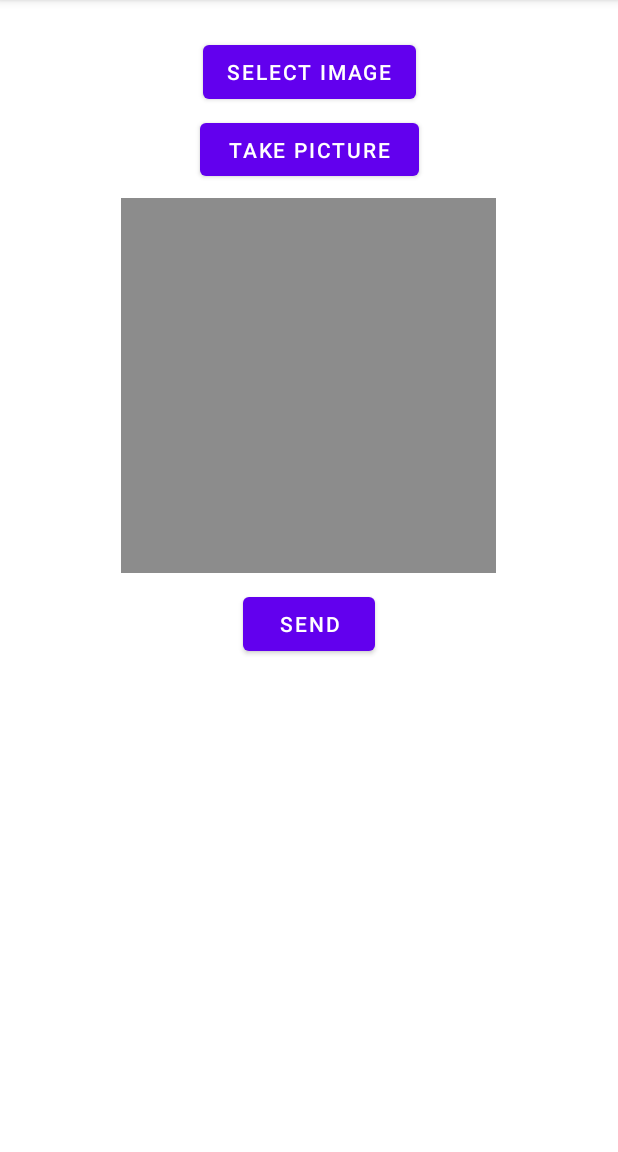
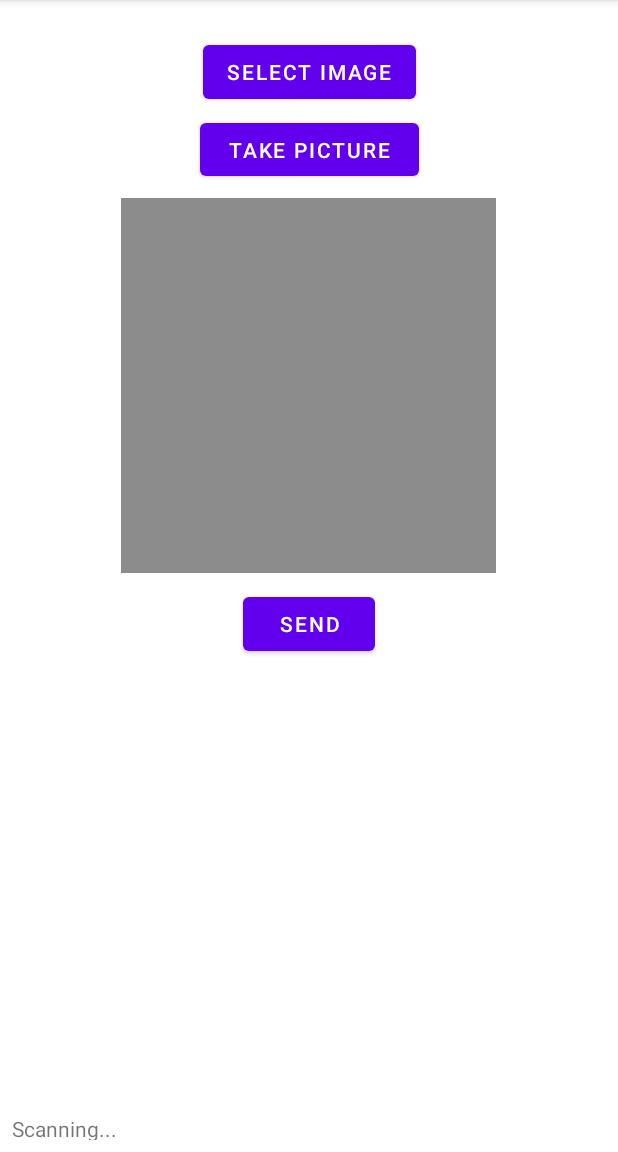
Before and after one commit to aalku/PixelMatrixFun-Android, an Android app: the screen it shows after launch (MainActivity), after a tap on "SEND", on a phone screen of 412 x 824 dp, the part 84-1236 px from its top. Run offline under Robolectric (Android 15) with nearby library versions, the phone set to English and light mode, and no system bars.

Commit message:
Status bar and background connection.

```diff
--- a/PixelMatrixFun/app/src/main/java/org/aalku/pixelmatrixfun/MainActivity.java
+++ b/PixelMatrixFun/app/src/main/java/org/aalku/pixelmatrixfun/MainActivity.java
@@ -1,9 +1,4 @@
 package org.aalku.pixelmatrixfun;
-
-import androidx.annotation.RequiresApi;
-import androidx.appcompat.app.AppCompatActivity;
-import androidx.core.app.ActivityCompat;
-import androidx.core.content.ContextCompat;
 
 import android.Manifest;
 import android.bluetooth.BluetoothAdapter;
@@ -29,15 +24,23 @@ import android.provider.MediaStore;
 import android.util.Log;
 import android.view.View;
 import android.widget.ImageView;
+import android.widget.TextView;
 import android.widget.Toast;
 
-import org.aalku.pixelmatrixfun.R;
+import androidx.annotation.RequiresApi;
+import androidx.appcompat.app.AppCompatActivity;
+import androidx.core.app.ActivityCompat;
+import androidx.core.content.ContextCompat;
 
 import java.io.ByteArrayInputStream;
 import java.io.IOException;
 import java.util.Collections;
 import java.util.List;
 import java.util.UUID;
+import java.util.concurrent.Executors;
+import java.util.concurrent.ScheduledExecutorService;
+import java.util.concurrent.TimeUnit;
+import java.util.concurrent.atomic.AtomicBoolean;
 import java.util.concurrent.atomic.AtomicReference;
 
 public class MainActivity extends AppCompatActivity {
@@ -46,14 +49,30 @@ public class MainActivity extends AppCompatActivity {
 
     AtomicReference<Bitmap> readyToSendBitmap = new AtomicReference<>(null);
 
-    UUID serviceUUID = UUID.fromString("6ff4913c-ea8a-4e5b-afdc-9f0f0e488ab1");
-    UUID writeCharacteristicUUID = UUID.fromString("6ff4913c-ea8a-4e5b-afdc-9f0f0e488ab2");
-    String referenceDeviceName = "PixelMatrixFun";
+    private static final UUID serviceUUID = UUID.fromString("6ff4913c-ea8a-4e5b-afdc-9f0f0e488ab1");
+    private static final UUID writeCharacteristicUUID = UUID.fromString("6ff4913c-ea8a-4e5b-afdc-9f0f0e488ab2");
+    private static final String REFERENCE_DEVICE_NAME = "PixelMatrixFun";
+    private TextView statusText;
 
+    private final ScheduledExecutorService executor = Executors.newSingleThreadScheduledExecutor();
+
+    private final AtomicBoolean bleConnecting = new AtomicBoolean(false);
+    private final AtomicBoolean bleConnected = new AtomicBoolean(false);
+    private final AtomicReference<BluetoothGatt> gattRef = new AtomicReference(null);
+    private final AtomicReference<BluetoothGattService> serviceRef = new AtomicReference(null);
+
+    private final AtomicReference<ByteArrayInputStream> currentlySending = new AtomicReference<>(null);
+
+
+    @RequiresApi(api = Build.VERSION_CODES.LOLLIPOP)
     @Override
     protected void onCreate(Bundle savedInstanceState) {
         super.onCreate(savedInstanceState);
         setContentView(R.layout.activity_main);
+        statusText = this.findViewById(R.id.statusText);
+        executor.scheduleWithFixedDelay(()->{
+            bleConnect();
+        }, 0, 10, TimeUnit.SECONDS);
 
         int permissionCheck = ContextCompat.checkSelfPermission(this, Manifest.permission.ACCESS_FINE_LOCATION);
         if (permissionCheck != PackageManager.PERMISSION_GRANTED){
@@ -117,64 +136,116 @@ public class MainActivity extends AppCompatActivity {
         return Bitmap.createBitmap(bitmap, xo, yo, size, size);
     }
 
+    @RequiresApi(api = Build.VERSION_CODES.JELLY_BEAN_MR2)
+    public void send(View view) {
+        BluetoothGattService s = serviceRef.get();
+        BluetoothGatt gatt = gattRef.get();
+        if (checkConnected(s, gatt)) {
+            BluetoothGattCharacteristic c = s.getCharacteristic(writeCharacteristicUUID);
+            Bitmap bitmap = readyToSendBitmap.get();
+            Log.i("BLE", "Sending image...");
+            if (bitmap != null) {
+                sendBitmap(gatt, c, bitmap);
+            } else {
+                bitmap = Bitmap.createBitmap(16, 16, Bitmap.Config.ARGB_8888);
+                // Black?
+                sendBitmap(gatt, c, bitmap);
+            }
+        }
+    }
+
+    @RequiresApi(api = Build.VERSION_CODES.JELLY_BEAN_MR2)
+    private boolean checkConnected(BluetoothGattService s, BluetoothGatt gatt) {
+        return bleConnected.get() && s != null && gatt != null;
+    }
+
+    @RequiresApi(api = Build.VERSION_CODES.JELLY_BEAN_MR2)
+    private void sendBitmap(BluetoothGatt gatt, BluetoothGattCharacteristic c, Bitmap bitmap) {
+        byte[] pixelsBytes = getBitmapBytes(bitmap);
+        setStatusText("Sending bitmap...");
+        internalWrite(gatt, pixelsBytes, c);
+    }
+
+    private byte[] getBitmapBytes(Bitmap bitmap) {
+        int w = bitmap.getWidth();
+        int h = bitmap.getHeight();
+        int[] pixelsInt = new int[w * h];
+        byte[] out = new byte[pixelsInt.length * 3];
+        bitmap.getPixels(pixelsInt, 0, w, 0, 0, w, h);
+        for (int x = 0; x < w; x++) {
+            for (int y = 0; y < h; y++) {
+                int argb = pixelsInt[y*w+x];
+                byte red = (byte) Color.red(argb);
+                byte green = (byte) Color.green(argb);
+                byte blue = (byte) Color.blue(argb);
+                int p = (x * h + y) * 3;
+                out[p] = red;
+                out[p + 1] = green;
+                out[p + 2] = blue;
+            }
+        }
+        return out;
+    }
+
     @RequiresApi(api = Build.VERSION_CODES.LOLLIPOP)
-    public void send(View view) {
+    void bleConnect() {
+        Log.d("BLE", "bleConnect()");
+        synchronized (bleConnected) {
+            if (bleConnected.get()) {
+                Log.d("BLE", "Already connected.");
+                return;
+            } else if (bleConnecting.get()) {
+                Log.d("BLE", "Already connecting.");
+                return;
+            } else {
+                Log.d("BLE", "Need to scan.");
+                bleConnecting.set(true);
+            }
+        }
+        setStatusText("...");
         BluetoothAdapter adapter = BluetoothAdapter.getDefaultAdapter();
         adapter.cancelDiscovery();
         BluetoothLeScanner scanner = adapter.getBluetoothLeScanner();
 
         if (scanner != null) {
+            setStatusText("Scanning...");
             ScanSettings scanSettings = new ScanSettings.Builder().setScanMode(ScanSettings.SCAN_MODE_BALANCED).setCallbackType(ScanSettings.CALLBACK_TYPE_ALL_MATCHES).setReportDelay(1000).build();
-            List<ScanFilter> filters = Collections.singletonList(new ScanFilter.Builder().setDeviceName(referenceDeviceName).build());
+            List<ScanFilter> filters = Collections.singletonList(new ScanFilter.Builder().setDeviceName(REFERENCE_DEVICE_NAME).build());
             ScanCallback scanCallback = new ScanCallback() {
                 @RequiresApi(api = Build.VERSION_CODES.M)
                 @Override
                 public void onBatchScanResults(List<ScanResult> results) {
+                    Log.d("BLE", "  onBatchScanResults(results.size=" + results.size() + ")");
                     scanner.stopScan(this); // Enough
+                    if (results.size() == 0) {
+                        synchronized (bleConnected) {
+                            bleConnecting.set(false);
+                            String msg = "MatrixPixelFun not found";
+                            setStatusText(msg);
+                            return;
+                        }
+                    }
                     for (ScanResult r : results) {
                         Log.w("BLE", "  onBatchScanResults[*]: " + r);
                         String deviceName = r.getScanRecord().getDeviceName();
-                        if (deviceName != null && deviceName.equals(referenceDeviceName)) {
+                        if (deviceName != null && deviceName.equals(REFERENCE_DEVICE_NAME)) {
+                            setStatusText("Found MatrixPixelFun ...");
                             Log.w("BLE", "  connecting to " + deviceName + "...");
                             BluetoothGattCallback gattCallback = new BluetoothGattCallback() {
-
-                                final AtomicReference<ByteArrayInputStream> baisRef = new AtomicReference<>(null);
-
-                                private void internalWrite(BluetoothGatt gatt, byte[] bytes, BluetoothGattCharacteristic c) {
-                                    if (bytes != null) {
-                                        // New
-                                        this.baisRef.set(new ByteArrayInputStream(bytes));
-                                    }
-                                    ByteArrayInputStream bais = this.baisRef.get();
-                                    if (bais == null) {
-                                        Log.e("BLE", "bais is null!");
-                                    }
-                                    byte[] buffer = new byte[Math.min(bais.available(), TX_SIZE)];
-                                    if (buffer.length > 0) {
-                                        try {
-                                            if (bais.read(buffer) != buffer.length) {
-                                                Log.e("BLE", "bais.read error!");
-                                                throw new IOException("bais.read error!");
-                                            }
-                                        } catch (IOException e) {
-                                            throw new RuntimeException(e);
-                                        }
-                                        c.setValue(buffer);
-                                        c.setWriteType(BluetoothGattCharacteristic.WRITE_TYPE_DEFAULT);
-                                        boolean ok = gatt.writeCharacteristic(c);
-                                        Log.i("BLE", "Sent " + buffer.length + " " + (ok?"ok":"fail!"));
-                                    } else {
-                                        Log.i("BLE", "Sent!! Disconnecting!!");
-                                        this.baisRef.set(null);
-                                        gatt.disconnect();
-                                    }
-                                }
 
                                 @Override
                                 public void onConnectionStateChange(BluetoothGatt gatt, int status, int newState) {
                                     if (newState == BluetoothProfile.STATE_CONNECTED) {
+                                        setStatusText("Discovering device services ...");
                                         gatt.discoverServices();
                                     } else {
+                                        synchronized (bleConnected) {
+                                            setStatusText("MatrixPixelFun was disconnected");
+                                            bleConnected.set(false);
+                                            serviceRef.set(null);
+                                            gattRef.set(null);
+                                            bleConnecting.set(false);
+                                        }
                                         gatt.close();
                                     }
                                 }
@@ -188,24 +259,17 @@ public class MainActivity extends AppCompatActivity {
                                     BluetoothGattService s = gatt.getService(serviceUUID);
                                     if (s != null) {
                                         Log.i("BLE", "Found service!!");
-                                        BluetoothGattCharacteristic c = s.getCharacteristic(writeCharacteristicUUID);
-                                        Bitmap bitmap = readyToSendBitmap.get();
-                                        Log.i("BLE", "Sending image...");
-                                        if (bitmap != null) {
-                                            sendBitmap(gatt, c, bitmap);
-                                        } else {
-                                            bitmap = Bitmap.createBitmap(16,16, Bitmap.Config.ARGB_8888);
-                                            // Black?
-                                            sendBitmap(gatt, c, bitmap);
+                                        setStatusText("MatrixPixelFun is ready.");
+                                        synchronized (bleConnected) {
+                                            gattRef.set(gatt);
+                                            serviceRef.set(s);
+                                            bleConnected.set(true);
+                                            bleConnecting.set(false);
                                         }
                                     } else {
                                         Log.i("BLE", "Service not found!!");
+                                        gatt.disconnect();
                                     }
-                                }
-
-                                private void sendBitmap(BluetoothGatt gatt, BluetoothGattCharacteristic c, Bitmap bitmap) {
-                                    byte[] pixelsBytes = getBitmapBytes(bitmap);
-                                    internalWrite(gatt, pixelsBytes, c);
                                 }
 
                                 @Override
@@ -239,24 +303,40 @@ public class MainActivity extends AppCompatActivity {
         }
     }
 
-    private byte[] getBitmapBytes(Bitmap bitmap) {
-        int w = bitmap.getWidth();
-        int h = bitmap.getHeight();
-        int[] pixelsInt = new int[w * h];
-        byte[] out = new byte[pixelsInt.length * 3];
-        bitmap.getPixels(pixelsInt, 0, w, 0, 0, w, h);
-        for (int x = 0; x < w; x++) {
-            for (int y = 0; y < h; y++) {
-                int argb = pixelsInt[y*w+x];
-                byte red = (byte) Color.red(argb);
-                byte green = (byte) Color.green(argb);
-                byte blue = (byte) Color.blue(argb);
-                int p = (x * h + y) * 3;
-                out[p + 0] = red;
-                out[p + 1] = green;
-                out[p + 2] = blue;
+    protected void setStatusText(String msg) {
+        Log.i("STATUS", msg);
+        this.runOnUiThread(()->statusText.setText(msg));
+    }
+
+    @RequiresApi(api = Build.VERSION_CODES.JELLY_BEAN_MR2)
+    private void internalWrite(BluetoothGatt gatt, byte[] bytes, BluetoothGattCharacteristic c) {
+        if (bytes != null) {
+            // New
+            this.currentlySending.set(new ByteArrayInputStream(bytes));
+        }
+        ByteArrayInputStream bais = this.currentlySending.get();
+        if (bais == null) {
+            Log.e("BLE", "bais is null!");
+        }
+        byte[] buffer = new byte[Math.min(bais.available(), TX_SIZE)];
+        if (buffer.length > 0) {
+            try {
+                if (bais.read(buffer) != buffer.length) {
+                    Log.e("BLE", "bais.read error!");
+                    throw new IOException("bais.read error!");
+                }
+            } catch (IOException e) {
+                throw new RuntimeException(e);
             }
+            c.setValue(buffer);
+            c.setWriteType(BluetoothGattCharacteristic.WRITE_TYPE_DEFAULT);
+            boolean ok = gatt.writeCharacteristic(c);
+            Log.i("BLE", "Sent " + buffer.length + " " + (ok?"ok":"fail!"));
+        } else {
+            Log.i("BLE", "Sent!!");
+            setStatusText("Sent!! PixelMatrixFun is ready.");
+            this.currentlySending.set(null);
         }
-        return out;
     }
+
 }
--- a/PixelMatrixFun/app/src/main/res/layout/activity_main.xml
+++ b/PixelMatrixFun/app/src/main/res/layout/activity_main.xml
@@ -60,4 +60,19 @@
         app:layout_constraintHorizontal_bias="0.5"
         app:layout_constraintStart_toStartOf="parent"
         app:layout_constraintTop_toBottomOf="@+id/selectImage" />
+
+    <TextView
+        android:id="@+id/statusText"
+        android:layout_width="0dp"
+        android:layout_height="17dp"
+        android:layout_marginStart="8dp"
+        android:layout_marginLeft="8dp"
+        android:layout_marginEnd="8dp"
+        android:layout_marginRight="8dp"
+        android:layout_marginBottom="8dp"
+        app:layout_constraintBottom_toBottomOf="parent"
+        app:layout_constraintEnd_toEndOf="parent"
+        app:layout_constraintHorizontal_bias="0.067"
+        app:layout_constraintStart_toStartOf="parent" />
+
 </androidx.constraintlayout.widget.ConstraintLayout>
```
